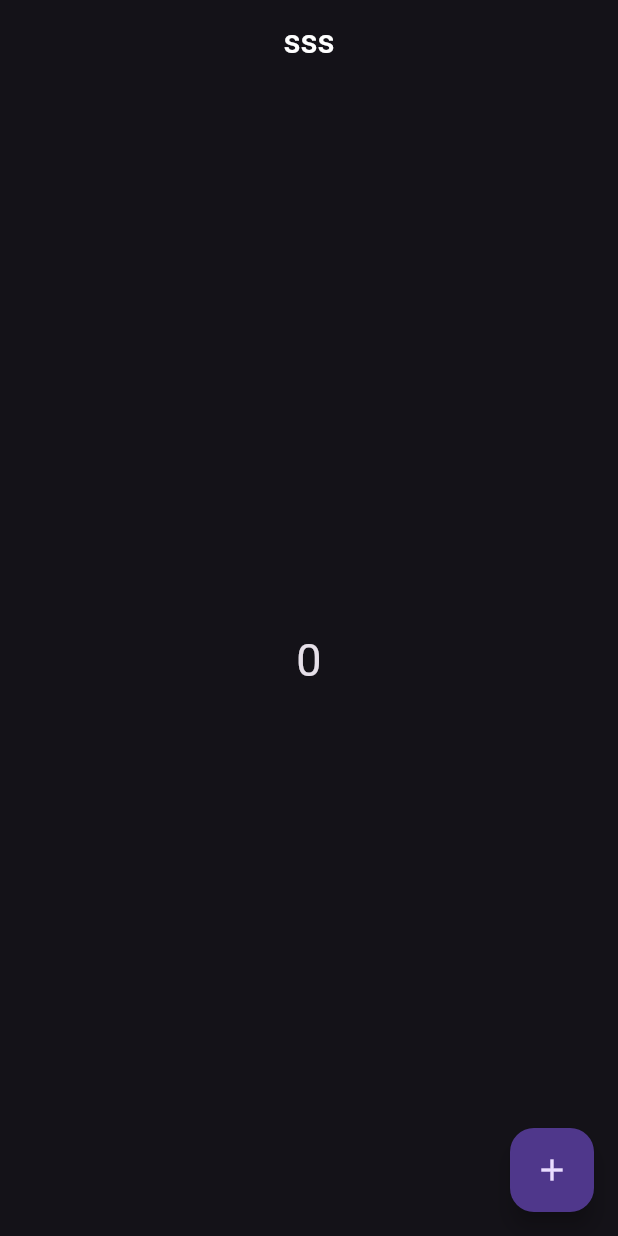
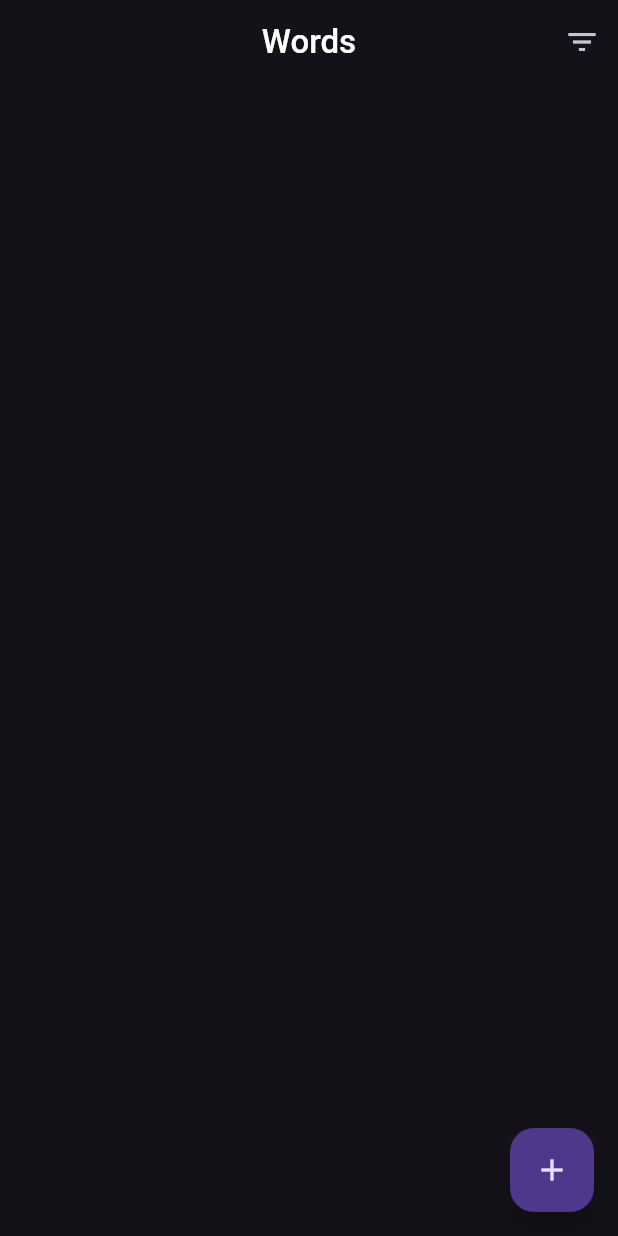
Before and after one commit to mohamed20254/vocabulary-local-App, a Flutter app: the screen it shows after launch, on a phone screen of 412 x 824 dp. Run offline on Flutter 3.47's test engine with Material 3 defaults, Android fonts, the phone set to English and light mode, and no system bars; our stand-ins replace bloc, equatable, flutter_bloc, google_fonts, hive, hive_flutter; accounts and stored records are empty.

Commit message:
add filtering

```diff
--- a/lib/config/theme/app_theme.dart
+++ b/lib/config/theme/app_theme.dart
@@ -6,7 +6,11 @@ abstract class AppTheme {
     brightness: Brightness.dark,
 
     appBarTheme: const AppBarThemeData(
-      titleTextStyle: TextStyle(fontSize: 22, fontWeight: FontWeight.w500),
+      titleTextStyle: TextStyle(
+        fontSize: 22,
+        fontWeight: FontWeight.w500,
+        color: Colors.white,
+      ),
 
       elevation: 0.0,
       centerTitle: true,
@@ -15,7 +19,7 @@ abstract class AppTheme {
     elevatedButtonTheme: ElevatedButtonThemeData(
       style: ElevatedButton.styleFrom(
         backgroundColor: Colors.blueAccent,
-        side: BorderSide(color: Colors.white, width: 2),
+        side: const BorderSide(color: Colors.white, width: 2),
         shape: RoundedRectangleBorder(borderRadius: BorderRadius.circular(12)),
       ),
     ),
--- a/lib/main.dart
+++ b/lib/main.dart
@@ -26,8 +26,8 @@ class MyApp extends StatelessWidget {
       child: MaterialApp(
         title: 'Flutter Demo',
 
-        darkTheme: AppTheme.appTheme,
-        themeMode: ThemeMode.dark,
+        theme: AppTheme.appTheme,
+
         home: const HomeScreen(),
       ),
     );
--- a/lib/presentation/screen/home_screen.dart
+++ b/lib/presentation/screen/home_screen.dart
@@ -1,8 +1,13 @@
+import 'dart:developer';
+
 import 'package:flutter/material.dart';
 import 'package:flutter_bloc/flutter_bloc.dart';
 import 'package:vocabulary/controllers/read_data_cubit/read_data_cubit.dart';
 import 'package:vocabulary/controllers/read_data_cubit/read_data_state.dart';
-import 'package:vocabulary/core/constant/common/custom_text_form_field.dart';
+import 'package:vocabulary/core/constant/common/failure_widget.dart';
+import 'package:vocabulary/core/constant/common/loading_widget.dart';
+import 'package:vocabulary/presentation/widget/custom_dialog_fliter.dart';
+
 import 'package:vocabulary/presentation/widget/dialog_widget.dart';
 
 class HomeScreen extends StatefulWidget {
@@ -24,32 +29,70 @@ class _HomeScreenState extends State<HomeScreen> {
 
   @override
   Widget build(final BuildContext context) {
+    log("=============================xxxxxxxxxx");
     final Size size = MediaQuery.of(context).size;
     return Scaffold(
-      floatingActionButton: FloatingActionButton(
-        onPressed: () {
-          showDialog(
-            context: context,
-            builder: (final context) => const Center(child: DialogWidget()),
-          );
-        },
-        child: const Icon(Icons.add),
+      floatingActionButton: _buildFloatactionBuuton(context),
+
+      appBar: AppBar(
+        title: const Text("Words"),
+        actions: [
+          IconButton(
+            onPressed: () => showDialog(
+              context: context,
+              builder: (final context) => const CustomDialogFliter(),
+            ),
+            icon: const Icon(Icons.filter_list_outlined),
+          ),
+        ],
       ),
-
-      appBar: AppBar(title: const Text("sss")),
       body: BlocBuilder<ReadDataCubit, ReadDataCubitStates>(
-        builder: (context, state) {
-          if (state is ReadDataCubitSuccessState) {
-            return Center(
-              child: Text(
-                state.words.length.toString(),
-                style: TextStyle(fontSize: 30),
-              ),
+        builder: (final context, final state) {
+          if (state is ReadDataCubitLoadingState) {
+            return const LodingScreen();
+          } else if (state is ReadDataCubitFailedState) {
+            return FailureScreen(
+              text: state.message,
+              ontap: () {
+                context.read<ReadDataCubit>().getWords();
+              },
             );
           }
-          return SizedBox();
+
+          if (state is ReadDataCubitSuccessState) {
+            return GridView.builder(
+              gridDelegate: const SliverGridDelegateWithFixedCrossAxisCount(
+                crossAxisCount: 2,
+              ),
+              itemCount: state.words.length,
+              itemBuilder: (final context, final index) {
+                return Card(
+                  color: Color(state.words[index].colorCode),
+                  child: Center(
+                    child: Text(
+                      state.words[index].text,
+                      textAlign: TextAlign.center,
+                    ),
+                  ),
+                );
+              },
+            );
+          }
+          return const SizedBox();
         },
       ),
     );
   }
+
+  FloatingActionButton _buildFloatactionBuuton(final BuildContext context) {
+    return FloatingActionButton(
+      onPressed: () {
+        showDialog(
+          context: context,
+          builder: (final context) => const Center(child: DialogWidget()),
+        );
+      },
+      child: const Icon(Icons.add),
+    );
+  }
 }
--- a/lib/presentation/widget/dialog_widget.dart
+++ b/lib/presentation/widget/dialog_widget.dart
@@ -1,5 +1,6 @@
 import 'package:flutter/material.dart';
 import 'package:flutter_bloc/flutter_bloc.dart';
+import 'package:vocabulary/controllers/read_data_cubit/read_data_cubit.dart';
 import 'package:vocabulary/core/constant/common/custom_text_form_field.dart';
 import 'package:vocabulary/controllers/write_data_cubit/cubit/write_data_cubit.dart';
 import 'package:vocabulary/presentation/widget/arabic_or_english_widget.dart';
@@ -105,6 +106,7 @@ class _DialogWidgetState extends State<DialogWidget> {
                             );
                             if (_globalKey.currentState?.validate() ?? false) {
                               context.read<WriteDataCubit>().addWord();
+                              context.read<ReadDataCubit>().getWords();
                               Navigator.pop(context);
                             }
                           },
```
Also changed, not shown: lib/core/constant/common/failure_widget.dart (added, +60 -0 lines), lib/core/constant/common/loading_widget.dart (added, +10 -0 lines), lib/presentation/widget/color_widget.dart (+8 -0 lines), lib/presentation/widget/custom_dialog_fliter.dart (added, +196 -0 lines).
